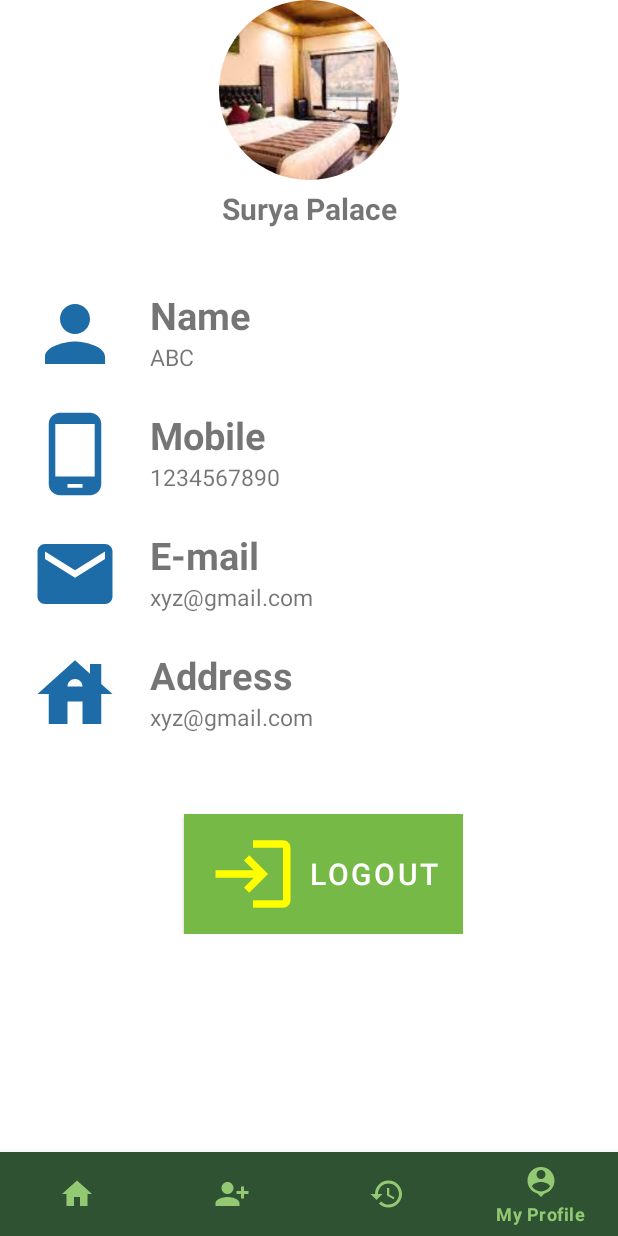
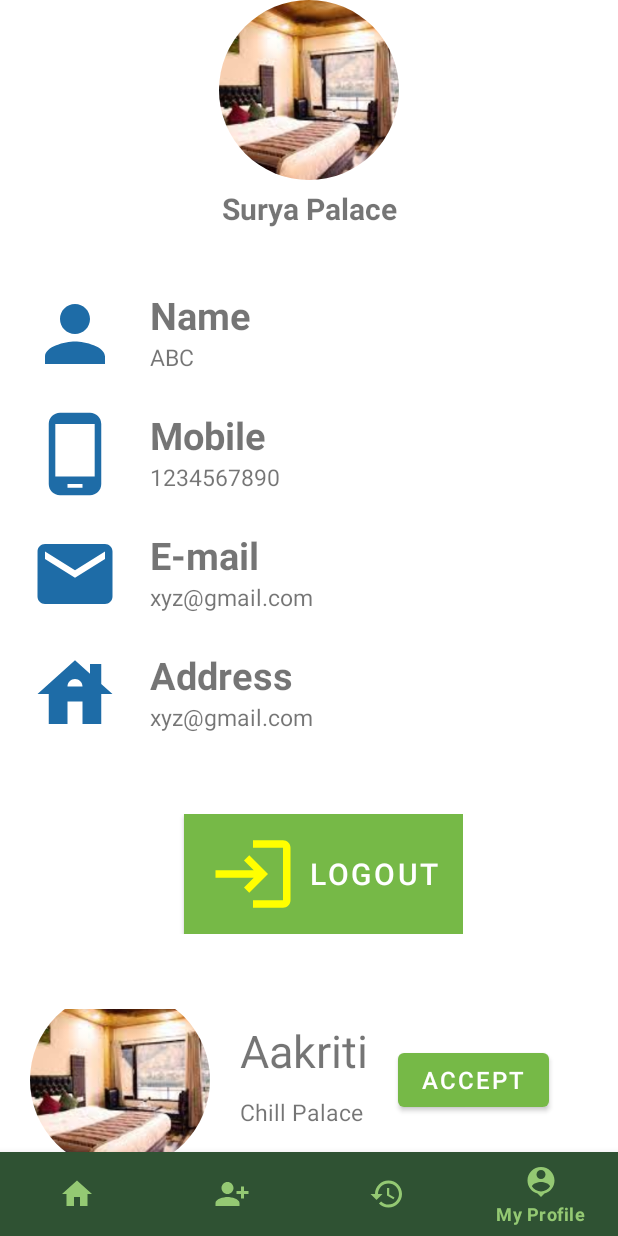
Before and after one commit to Hitenkhuman/Food-Hero-App, an Android app: the fragment RequestFragment placed in its activity, item 4 of the bottom bar chosen, on a phone screen of 412 x 824 dp. Run offline under Robolectric (Android 15) with nearby library versions, the phone set to English and light mode, and no system bars; our stand-ins replace CircleImageView; Roboto replaces fonts that are not available here.

Commit message:
adapter buf fix

```diff
--- a/app/src/main/java/com/example/foodhero/Adapters/RequestAdapter.java
+++ b/app/src/main/java/com/example/foodhero/Adapters/RequestAdapter.java
@@ -7,58 +7,71 @@ import android.view.ViewGroup;
 import android.widget.ImageView;
 import android.widget.TextView;
 
-import androidx.annotation.NonNull;
 import androidx.recyclerview.widget.RecyclerView;
 
+import com.example.foodhero.Models.Food;
 import com.example.foodhero.Models.Request;
 import com.example.foodhero.R;
 
 import java.util.ArrayList;
 
-public class RequestAdapter<context> extends RecyclerView.Adapter<RecyclerView.ViewHolder> {
+public class RequestAdapter extends RecyclerView.Adapter<RequestAdapter.ViewHolder> {
+
 
     private ArrayList<Request> list;
     private Context context;
 
-    public RequestAdapter(ArrayList<Request> list, Context context) {
+    public RequestAdapter(ArrayList<Request> list,  Context context) {
         this.list = list;
         this.context = context;
     }
 
-    public class viewHolder extends RecyclerView.ViewHolder {
 
+    public static class ViewHolder extends RecyclerView.ViewHolder {
         private final ImageView NGOImage;
         private final TextView NGOName,time;
 
-        public viewHolder(@NonNull View itemView) {
-            super(itemView);
+
+        public ViewHolder(View view) {
+            super(view);
+            // Define click listener for the ViewHolder's View
 
             NGOImage = itemView.findViewById(R.id.profile_img);
             NGOName = itemView.findViewById(R.id.NGO_name);
             time = itemView.findViewById(R.id.request_time);
+        }
 
-        }
+
     }
 
-    @NonNull
+
+
+
+    // Create new views (invoked by the layout manager)
     @Override
-    public RecyclerView.ViewHolder onCreateViewHolder(@NonNull ViewGroup parent, int viewType) {
-        View view = LayoutInflater.from(context).inflate(R.layout.item_request_layout , parent, false);
-        return new viewHolder(view);
+    public ViewHolder onCreateViewHolder(ViewGroup viewGroup, int viewType) {
+        // Create a new view, which defines the UI of the list item
+        View view = LayoutInflater.from(viewGroup.getContext())
+                .inflate(R.layout.item_request_layout, viewGroup, false);
+
+        return new ViewHolder(view);
     }
 
+
     @Override
-    public void onBindViewHolder(@NonNull RecyclerView.ViewHolder holder, int position) {
+    public void onBindViewHolder(ViewHolder viewHolder, final int position) {
+
+
         Request req = list.get(position);
-        holder.NGOImage.setImageResource(req.getPic());
-        holder.NGOName.setText(req.getNGO_name());
-        holder.time.setText(req.getRequest_time());
+        viewHolder.NGOImage.setImageResource(req.getPic());
+        viewHolder.NGOName.setText(req.getNGO_name());
+        viewHolder.time.setText(req.getRequest_time());
+
     }
 
+    // Return the size of your dataset (invoked by the layout manager)
     @Override
     public int getItemCount() {
         return list.size();
     }
-
-
 }
--- a/app/src/main/java/com/example/foodhero/Fragment/Restaurant/RequestFragment.java
+++ b/app/src/main/java/com/example/foodhero/Fragment/Restaurant/RequestFragment.java
@@ -3,69 +3,43 @@ package com.example.foodhero.Fragment.Restaurant;
 import android.os.Bundle;
 
 import androidx.fragment.app.Fragment;
+import androidx.recyclerview.widget.LinearLayoutManager;
 
 import android.view.LayoutInflater;
 import android.view.View;
 import android.view.ViewGroup;
 
+import com.example.foodhero.Adapters.HistoryAdapter;
+import com.example.foodhero.Adapters.RequestAdapter;
+import com.example.foodhero.Models.Food;
+import com.example.foodhero.Models.Request;
 import com.example.foodhero.R;
 import com.example.foodhero.databinding.FragmentHistoryBinding;
 import com.example.foodhero.databinding.FragmentRequestBinding;
 
-/**
- * A simple {@link Fragment} subclass.
- * Use the {@link RequestFragment#newInstance} factory method to
- * create an instance of this fragment.
- */
+import java.util.ArrayList;
+
+
 public class RequestFragment extends Fragment {
-
-    // private ItemHistoryLayoutBinding binding;
-    private FragmentRequestBinding binding;
-
-    // TODO: Rename parameter arguments, choose names that match
-    // the fragment initialization parameters, e.g. ARG_ITEM_NUMBER
-    private static final String ARG_PARAM1 = "param1";
-    private static final String ARG_PARAM2 = "param2";
-
-    // TODO: Rename and change types of parameters
-    private String mParam1;
-    private String mParam2;
-
-    public RequestFragment() {
-        // Required empty public constructor
-    }
-
-    /**
-     * Use this factory method to create a new instance of
-     * this fragment using the provided parameters.
-     *
-     * @param param1 Parameter 1.
-     * @param param2 Parameter 2.
-     * @return A new instance of fragment RequestFragment.
-     */
-    // TODO: Rename and change types and number of parameters
-    public static RequestFragment newInstance(String param1, String param2) {
-        RequestFragment fragment = new RequestFragment();
-        Bundle args = new Bundle();
-        args.putString(ARG_PARAM1, param1);
-        args.putString(ARG_PARAM2, param2);
-        fragment.setArguments(args);
-        return fragment;
-    }
-
-    @Override
-    public void onCreate(Bundle savedInstanceState) {
-        super.onCreate(savedInstanceState);
-        if (getArguments() != null) {
-            mParam1 = getArguments().getString(ARG_PARAM1);
-            mParam2 = getArguments().getString(ARG_PARAM2);
-        }
-    }
+    FragmentRequestBinding binding;
 
     @Override
     public View onCreateView(LayoutInflater inflater, ViewGroup container,
                              Bundle savedInstanceState) {
         // Inflate the layout for this fragment
-        return inflater.inflate(R.layout.fragment_request, container, false);
+        binding=FragmentRequestBinding.inflate(LayoutInflater.from(getContext()),container,false);
+        ArrayList<Request> list=new ArrayList<>();
+        list.add(new Request(R.drawable.n1,"Aakriti","Chill Palace"));
+        list.add(new Request(R.drawable.n2,"Aakriti","Chill Palace"));
+        list.add(new Request(R.drawable.n1,"Aakriti","Chill Palace"));
+        list.add(new Request(R.drawable.n4,"Aakriti","Chill Palace"));
+        list.add(new Request(R.drawable.h1,"Aakriti","Chill Palace"));
+        RequestAdapter adapter=new RequestAdapter(list,getContext());
+        binding.recyclerequest.setAdapter(adapter);
+
+        LinearLayoutManager linearLayoutManager=new LinearLayoutManager(getContext());
+        binding.recyclerequest.setLayoutManager(linearLayoutManager);
+
+        return binding.getRoot();
     }
 }
--- a/app/src/main/res/layout/item_request_layout.xml
+++ b/app/src/main/res/layout/item_request_layout.xml
@@ -1,9 +1,9 @@
 <?xml version="1.0" encoding="utf-8"?>
 <androidx.constraintlayout.widget.ConstraintLayout xmlns:android="http://schemas.android.com/apk/res/android"
+    xmlns:app="http://schemas.android.com/apk/res-auto"
+    xmlns:tools="http://schemas.android.com/tools"
     android:layout_width="match_parent"
-    android:layout_height="match_parent"
-    xmlns:app="http://schemas.android.com/apk/res-auto"
-    xmlns:tools="http://schemas.android.com/tools">
+    android:layout_height="wrap_content">
 
     <LinearLayout
         android:layout_width="match_parent"
```
